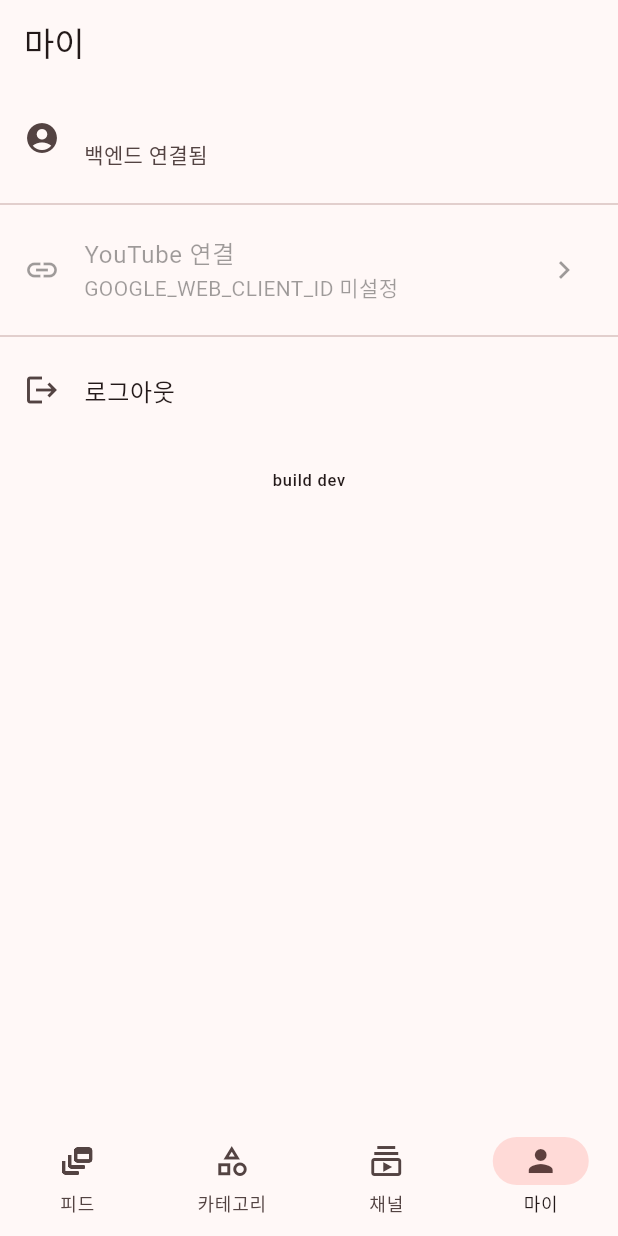
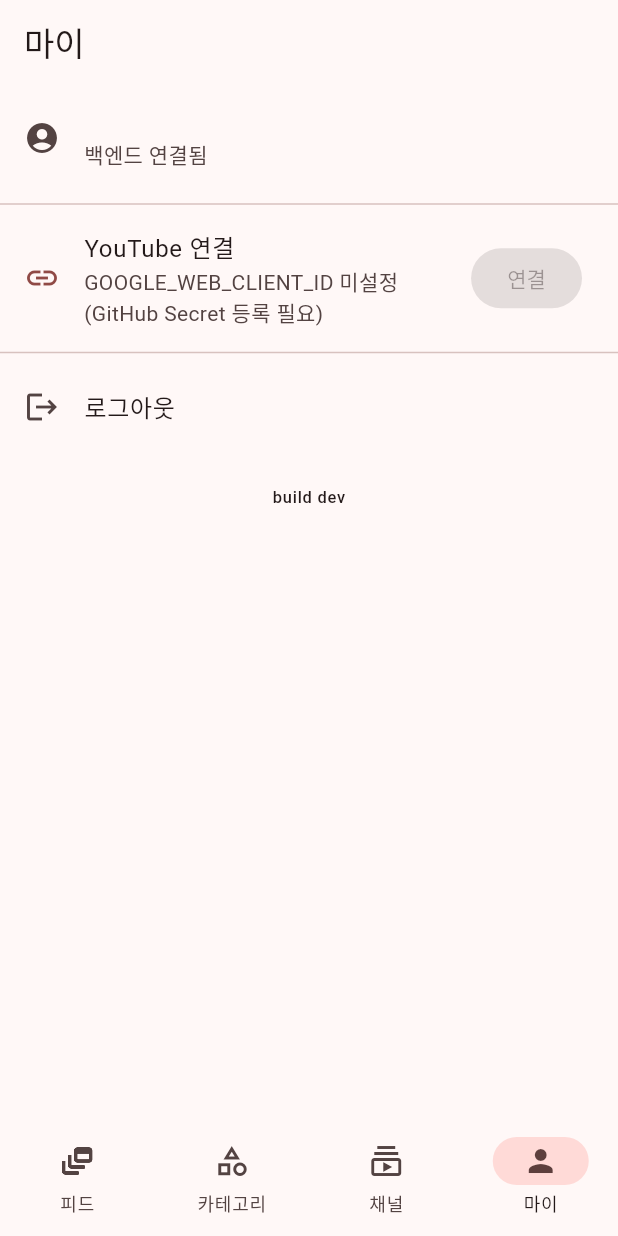
Before and after one commit to hongsytop-tech/Youtube-Filtering, a Flutter app: the SettingsScreen screen opened by its route, on a phone screen of 412 x 824 dp. Run offline on Flutter 3.47's test engine with Material 3 defaults, Android fonts, the phone set to English and light mode, and no system bars; our stand-ins replace cached_network_image, flutter_dotenv, flutter_riverpod, go_router, shared_preferences, supabase_flutter and 1 more; missing offline and left inert: dart:js_interop; accounts and stored records are empty; network calls fail.

Commit message:
Add YouTube connect flow (GIS code client) in 마이 tab
- dart:js_interop wrapper for google.accounts.oauth2 code client (popup)
- youtubeConnectProvider: get auth code → connect-youtube edge fn →
  fetch-feed for the user
- Settings screen connect button with status/errors
- Inject GIS script into index.html via branding step

Co-Authored-By: Claude Opus 4.8 <noreply@anthropic.com>
Claude-Session: https://claude.ai/code/session_01KqsggJx5GU2VY8m2xWj9Ty

```diff
--- a/lib/features/settings/screens/settings_screen.dart
+++ b/lib/features/settings/screens/settings_screen.dart
@@ -4,6 +4,7 @@ import 'package:flutter_riverpod/flutter_riverpod.dart';
 import '../../../core/config/env.dart';
 import '../../../core/supabase/supabase_service.dart';
 import '../../auth/providers/auth_providers.dart';
+import '../../youtube/providers/youtube_providers.dart';
 
 class SettingsScreen extends ConsumerWidget {
   const SettingsScreen({super.key});
@@ -11,6 +12,7 @@ class SettingsScreen extends ConsumerWidget {
   @override
   Widget build(BuildContext context, WidgetRef ref) {
     final user = ref.watch(currentUserProvider);
+    final yt = ref.watch(youtubeConnectProvider);
 
     return Scaffold(
       appBar: AppBar(title: const Text('마이')),
@@ -24,18 +26,7 @@ class SettingsScreen extends ConsumerWidget {
             ),
           ),
           const Divider(),
-          ListTile(
-            leading: const Icon(Icons.link),
-            title: const Text('YouTube 연결'),
-            subtitle: Text(
-              Env.isGoogleConfigured
-                  ? '구글 계정을 연결해 실제 피드를 가져옵니다. (연동 단계에서 구현)'
-                  : 'GOOGLE_WEB_CLIENT_ID 미설정',
-            ),
-            trailing: const Icon(Icons.chevron_right),
-            enabled: false,
-            onTap: null,
-          ),
+          _YoutubeConnectTile(state: yt),
           const Divider(),
           if (SupabaseService.isSignedIn)
             ListTile(
@@ -55,3 +46,63 @@ class SettingsScreen extends ConsumerWidget {
     );
   }
 }
+
+class _YoutubeConnectTile extends ConsumerWidget {
+  const _YoutubeConnectTile({required this.state});
+
+  final YoutubeConnectState state;
+
+  @override
+  Widget build(BuildContext context, WidgetRef ref) {
+    final signedIn = SupabaseService.isSignedIn;
+    final canConnect =
+        signedIn && Env.isGoogleConfigured && !state.loading;
+
+    String subtitle;
+    if (!Env.isGoogleConfigured) {
+      subtitle = 'GOOGLE_WEB_CLIENT_ID 미설정 (GitHub Secret 등록 필요)';
+    } else if (!signedIn) {
+      subtitle = '먼저 로그인해야 연결할 수 있습니다.';
+    } else if (state.connected) {
+      subtitle = state.message ?? '연결됨';
+    } else {
+      subtitle = '구글 계정을 연결해 구독 피드를 가져옵니다.';
+    }
+
+    return Column(
+      children: [
+        ListTile(
+          leading: Icon(
+            state.connected ? Icons.check_circle : Icons.link,
+            color: state.connected
+                ? Colors.green
+                : Theme.of(context).colorScheme.primary,
+          ),
+          title: const Text('YouTube 연결'),
+          subtitle: Text(subtitle),
+          trailing: state.loading
+              ? const SizedBox(
+                  width: 20,
+                  height: 20,
+                  child: CircularProgressIndicator(strokeWidth: 2),
+                )
+              : FilledButton(
+                  onPressed: canConnect
+                      ? () =>
+                          ref.read(youtubeConnectProvider.notifier).connect()
+                      : null,
+                  child: Text(state.connected ? '다시 연결' : '연결'),
+                ),
+        ),
+        if (state.error != null)
+          Padding(
+            padding: const EdgeInsets.fromLTRB(16, 0, 16, 8),
+            child: Text(
+              state.error!,
+              style: TextStyle(color: Theme.of(context).colorScheme.error),
+            ),
+          ),
+      ],
+    );
+  }
+}
--- /dev/null
+++ b/lib/features/youtube/providers/youtube_providers.dart
@@ -0,0 +1,88 @@
+import 'dart:async';
+
+import 'package:flutter_riverpod/flutter_riverpod.dart';
+
+import '../../../core/config/env.dart';
+import '../../../core/supabase/supabase_service.dart';
+import '../services/gis_interop.dart';
+
+class YoutubeConnectState {
+  const YoutubeConnectState({
+    this.loading = false,
+    this.connected = false,
+    this.error,
+    this.message,
+  });
+
+  final bool loading;
+  final bool connected;
+  final String? error;
+  final String? message;
+
+  YoutubeConnectState copyWith({
+    bool? loading,
+    bool? connected,
+    Object? error = _sentinel,
+    Object? message = _sentinel,
+  }) {
+    return YoutubeConnectState(
+      loading: loading ?? this.loading,
+      connected: connected ?? this.connected,
+      error: error == _sentinel ? this.error : error as String?,
+      message: message == _sentinel ? this.message : message as String?,
+    );
+  }
+
+  static const _sentinel = Object();
+}
+
+final youtubeConnectProvider =
+    StateNotifierProvider<YoutubeConnectNotifier, YoutubeConnectState>(
+  (ref) => YoutubeConnectNotifier(),
+);
+
+class YoutubeConnectNotifier extends StateNotifier<YoutubeConnectState> {
+  YoutubeConnectNotifier() : super(const YoutubeConnectState());
+
+  Future<void> connect() async {
+    if (!SupabaseService.isSignedIn) {
+      state = state.copyWith(error: '먼저 로그인해 주세요.');
+      return;
+    }
+    if (Env.googleClientId.isEmpty) {
+      state = state.copyWith(error: 'GOOGLE_WEB_CLIENT_ID가 설정되지 않았습니다.');
+      return;
+    }
+
+    state = state.copyWith(loading: true, error: null, message: null);
+
+    final completer = Completer<String>();
+    requestYoutubeAuthCode(
+      clientId: Env.googleClientId,
+      onCode: (c) {
+        if (!completer.isCompleted) completer.complete(c);
+      },
+      onError: (e) {
+        if (!completer.isCompleted) completer.completeError(e);
+      },
+    );
+
+    try {
+      final code = await completer.future;
+      // 1) exchange code → refresh token (server stores it)
+      await SupabaseService.client.functions.invoke(
+        'connect-youtube',
+        body: {'code': code, 'redirectUri': 'postmessage'},
+      );
+      state = state.copyWith(connected: true, message: '연결됨. 피드를 가져오는 중…');
+      // 2) trigger the first feed fetch for this user
+      await SupabaseService.client.functions.invoke('fetch-feed', body: {});
+      state = state.copyWith(
+        loading: false,
+        message: '연결 완료! 피드 탭을 새로고침하세요.',
+      );
+    } catch (e) {
+      state = state.copyWith(loading: false, error: '$e');
+    }
+  }
+}
```
Also changed, not shown: lib/features/youtube/services/gis_interop.dart (added, +58 -0 lines), 1 other file.
